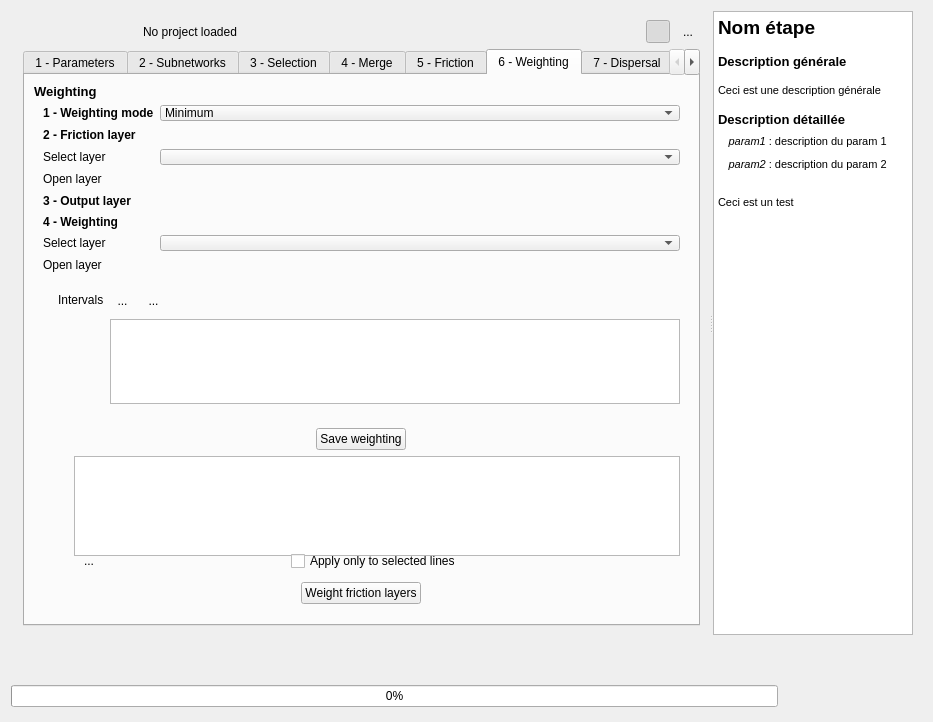
This is BioDispersal_dialog_base.ui in MathieuChailloux/BioDispersal as Qt 5 draws it before an edit. The edited form follows.
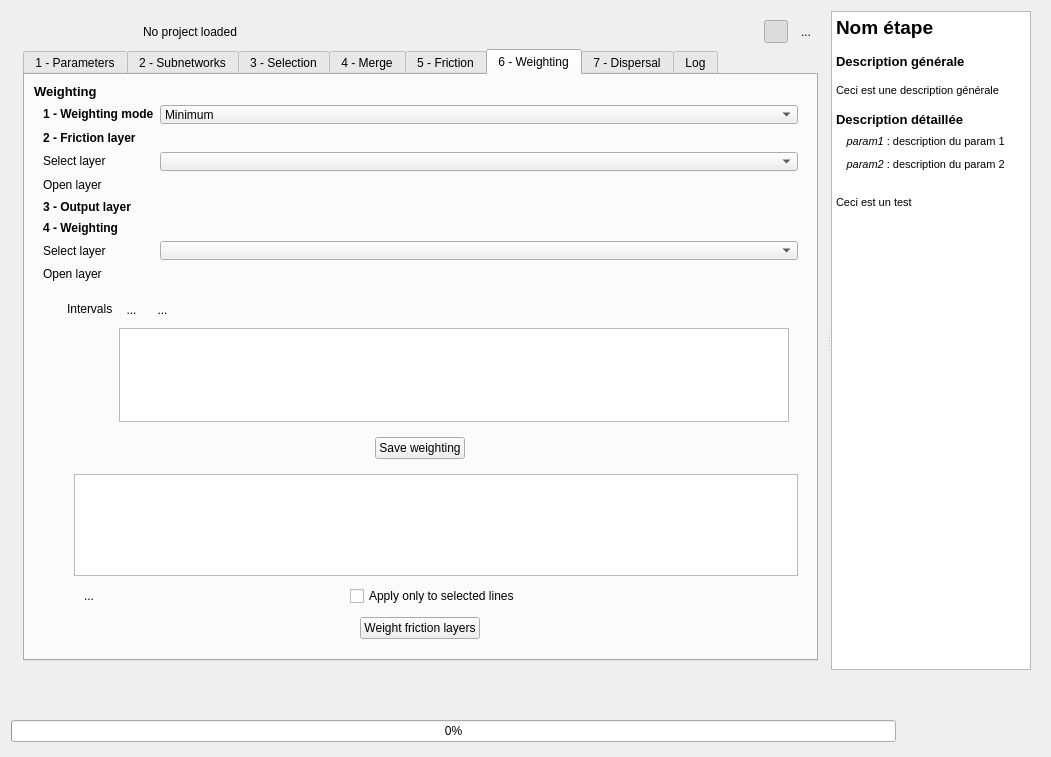
This is the edited form. The open tabs and pages were chosen to show the change. Icons and pictures are not drawn. Custom widgets are drawn as their Qt base class.

Commit message: Fixing issue #20 with weighting button

Diff of the .ui file:
```diff
--- a/BioDispersal_dialog_base.ui
+++ b/BioDispersal_dialog_base.ui
@@ -6,8 +6,8 @@
    <rect>
     <x>0</x>
     <y>0</y>
-    <width>933</width>
-    <height>722</height>
+    <width>1051</width>
+    <height>757</height>
    </rect>
   </property>
   <property name="sizePolicy">
@@ -76,8 +76,8 @@
            <rect>
             <x>0</x>
             <y>0</y>
-            <width>699</width>
-            <height>628</height>
+            <width>809</width>
+            <height>656</height>
            </rect>
           </property>
           <property name="sizePolicy">
@@ -253,7 +253,7 @@
              <property name="minimumSize">
               <size>
                <width>658</width>
-               <height>565</height>
+               <height>600</height>
               </size>
              </property>
              <property name="maximumSize">
@@ -2790,6 +2790,12 @@
                   </property>
                   <item>
                    <widget class="QFrame" name="frame_22">
+                    <property name="minimumSize">
+                     <size>
+                      <width>0</width>
+                      <height>177</height>
+                     </size>
+                    </property>
                     <property name="frameShape">
                      <enum>QFrame::NoFrame</enum>
                     </property>
@@ -3048,7 +3054,7 @@
                     <property name="minimumSize">
                      <size>
                       <width>0</width>
-                      <height>100</height>
+                      <height>85</height>
                      </size>
                     </property>
                     <property name="currentIndex">
@@ -3058,6 +3064,12 @@
                      <layout class="QGridLayout" name="gridLayout_20">
                       <item row="0" column="0">
                        <widget class="QFrame" name="pondIvalFrame">
+                        <property name="minimumSize">
+                         <size>
+                          <width>0</width>
+                          <height>85</height>
+                         </size>
+                        </property>
                         <property name="frameShape">
                          <enum>QFrame::NoFrame</enum>
                         </property>
@@ -3065,15 +3077,9 @@
                          <enum>QFrame::Raised</enum>
                         </property>
                         <layout class="QGridLayout" name="gridLayout_19">
-                         <property name="leftMargin">
-                          <number>0</number>
-                         </property>
                          <property name="topMargin">
                           <number>0</number>
                          </property>
-                         <property name="rightMargin">
-                          <number>0</number>
-                         </property>
                          <property name="bottomMargin">
                           <number>0</number>
                          </property>
@@ -3312,21 +3318,6 @@
                    </widget>
                   </item>
                   <item>
-                   <widget class="QFrame" name="frame_17">
-                    <property name="minimumSize">
-                     <size>
-                      <width>0</width>
-                      <height>185</height>
-                     </size>
-                    </property>
-                    <property name="frameShape">
-                     <enum>QFrame::NoFrame</enum>
-                    </property>
-                    <property name="frameShadow">
-                     <enum>QFrame::Raised</enum>
-                    </property>
-                    <layout class="QGridLayout" name="gridLayout_14">
-                     <item row="0" column="0" colspan="2">
                       <widget class="QFrame" name="frame_32">
                        <property name="frameShape">
                         <enum>QFrame::NoFrame</enum>
@@ -3370,6 +3361,21 @@
                        </layout>
                       </widget>
                      </item>
+                  <item>
+                   <widget class="QFrame" name="frame_17">
+                    <property name="minimumSize">
+                     <size>
+                      <width>0</width>
+                      <height>185</height>
+                     </size>
+                    </property>
+                    <property name="frameShape">
+                     <enum>QFrame::NoFrame</enum>
+                    </property>
+                    <property name="frameShadow">
+                     <enum>QFrame::Raised</enum>
+                    </property>
+                    <layout class="QGridLayout" name="gridLayout_14">
                      <item row="1" column="0" rowspan="2">
                       <widget class="QFrame" name="frame_23">
                        <property name="sizePolicy">
@@ -4428,18 +4434,18 @@
           <string>&lt;!DOCTYPE HTML PUBLIC &quot;-//W3C//DTD HTML 4.0//EN&quot; &quot;http://www.w3.org/TR/REC-html40/strict.dtd&quot;&gt;
 &lt;html&gt;&lt;head&gt;&lt;meta name=&quot;qrichtext&quot; content=&quot;1&quot; /&gt;&lt;style type=&quot;text/css&quot;&gt;
 p, li { white-space: pre-wrap; }
-&lt;/style&gt;&lt;/head&gt;&lt;body style=&quot; font-family:'Ubuntu'; font-size:11pt; font-weight:400; font-style:normal;&quot;&gt;
-&lt;p style=&quot; margin-top:0px; margin-bottom:0px; margin-left:0px; margin-right:0px; -qt-block-indent:0; text-indent:0px;&quot;&gt;&lt;span style=&quot; font-family:'MS Shell Dlg 2'; font-size:14pt; font-weight:600;&quot;&gt;Nom étape&lt;/span&gt;&lt;/p&gt;
-&lt;p style=&quot;-qt-paragraph-type:empty; margin-top:0px; margin-bottom:0px; margin-left:0px; margin-right:0px; -qt-block-indent:0; text-indent:0px; font-family:'MS Shell Dlg 2'; font-size:10pt; font-weight:600;&quot;&gt;&lt;br /&gt;&lt;/p&gt;
-&lt;p style=&quot; margin-top:0px; margin-bottom:0px; margin-left:0px; margin-right:0px; -qt-block-indent:0; text-indent:0px;&quot;&gt;&lt;span style=&quot; font-family:'MS Shell Dlg 2'; font-size:10pt; font-weight:600;&quot;&gt;Description générale&lt;/span&gt;&lt;/p&gt;
-&lt;p style=&quot;-qt-paragraph-type:empty; margin-top:0px; margin-bottom:0px; margin-left:0px; margin-right:0px; -qt-block-indent:0; text-indent:0px; font-family:'MS Shell Dlg 2'; font-size:10pt; font-weight:600;&quot;&gt;&lt;br /&gt;&lt;/p&gt;
-&lt;p style=&quot; margin-top:0px; margin-bottom:0px; margin-left:0px; margin-right:0px; -qt-block-indent:0; text-indent:0px;&quot;&gt;&lt;span style=&quot; font-family:'MS Shell Dlg 2'; font-size:8pt;&quot;&gt;Ceci est une description générale&lt;/span&gt;&lt;/p&gt;
-&lt;p style=&quot;-qt-paragraph-type:empty; margin-top:0px; margin-bottom:0px; margin-left:0px; margin-right:0px; -qt-block-indent:0; text-indent:0px; font-family:'MS Shell Dlg 2'; font-size:10pt; font-weight:600;&quot;&gt;&lt;br /&gt;&lt;/p&gt;
-&lt;p style=&quot; margin-top:0px; margin-bottom:0px; margin-left:0px; margin-right:0px; -qt-block-indent:0; text-indent:0px;&quot;&gt;&lt;span style=&quot; font-family:'MS Shell Dlg 2'; font-size:10pt; font-weight:600;&quot;&gt;Description détaillée&lt;/span&gt;&lt;/p&gt;
-&lt;p style=&quot; margin-top:0px; margin-bottom:0px; margin-left:0px; margin-right:0px; -qt-block-indent:0; text-indent:0px;&quot;&gt;&lt;span style=&quot; font-family:'MS Shell Dlg 2'; font-size:14pt; font-weight:600;&quot;&gt;  &lt;/span&gt;&lt;span style=&quot; font-family:'MS Shell Dlg 2'; font-size:8pt; font-style:italic;&quot;&gt;param1&lt;/span&gt;&lt;span style=&quot; font-family:'MS Shell Dlg 2'; font-size:8pt;&quot;&gt; : description du param 1&lt;/span&gt;&lt;/p&gt;
-&lt;p style=&quot; margin-top:0px; margin-bottom:0px; margin-left:0px; margin-right:0px; -qt-block-indent:0; text-indent:0px;&quot;&gt;&lt;span style=&quot; font-family:'MS Shell Dlg 2'; font-size:14pt; font-weight:600;&quot;&gt;  &lt;/span&gt;&lt;span style=&quot; font-family:'MS Shell Dlg 2'; font-size:8pt; font-style:italic;&quot;&gt;param2&lt;/span&gt;&lt;span style=&quot; font-family:'MS Shell Dlg 2'; font-size:8pt;&quot;&gt; : description du param 2&lt;/span&gt;&lt;/p&gt;
-&lt;p style=&quot;-qt-paragraph-type:empty; margin-top:0px; margin-bottom:0px; margin-left:0px; margin-right:0px; -qt-block-indent:0; text-indent:0px; font-family:'MS Shell Dlg 2'; font-size:14pt; font-weight:600;&quot;&gt;&lt;br /&gt;&lt;/p&gt;
-&lt;p style=&quot; margin-top:0px; margin-bottom:0px; margin-left:0px; margin-right:0px; -qt-block-indent:0; text-indent:0px;&quot;&gt;&lt;span style=&quot; font-family:'MS Shell Dlg 2'; font-size:8pt;&quot;&gt;Ceci est un test&lt;/span&gt;&lt;/p&gt;&lt;/body&gt;&lt;/html&gt;</string>
+&lt;/style&gt;&lt;/head&gt;&lt;body style=&quot; font-family:'MS Shell Dlg 2'; font-size:7.8pt; font-weight:400; font-style:normal;&quot;&gt;
+&lt;p style=&quot; margin-top:0px; margin-bottom:0px; margin-left:0px; margin-right:0px; -qt-block-indent:0; text-indent:0px;&quot;&gt;&lt;span style=&quot; font-size:14pt; font-weight:600;&quot;&gt;Nom étape&lt;/span&gt;&lt;/p&gt;
+&lt;p style=&quot;-qt-paragraph-type:empty; margin-top:0px; margin-bottom:0px; margin-left:0px; margin-right:0px; -qt-block-indent:0; text-indent:0px; font-size:10pt; font-weight:600;&quot;&gt;&lt;br /&gt;&lt;/p&gt;
+&lt;p style=&quot; margin-top:0px; margin-bottom:0px; margin-left:0px; margin-right:0px; -qt-block-indent:0; text-indent:0px;&quot;&gt;&lt;span style=&quot; font-size:10pt; font-weight:600;&quot;&gt;Description générale&lt;/span&gt;&lt;/p&gt;
+&lt;p style=&quot;-qt-paragraph-type:empty; margin-top:0px; margin-bottom:0px; margin-left:0px; margin-right:0px; -qt-block-indent:0; text-indent:0px; font-size:10pt; font-weight:600;&quot;&gt;&lt;br /&gt;&lt;/p&gt;
+&lt;p style=&quot; margin-top:0px; margin-bottom:0px; margin-left:0px; margin-right:0px; -qt-block-indent:0; text-indent:0px;&quot;&gt;&lt;span style=&quot; font-size:8pt;&quot;&gt;Ceci est une description générale&lt;/span&gt;&lt;/p&gt;
+&lt;p style=&quot;-qt-paragraph-type:empty; margin-top:0px; margin-bottom:0px; margin-left:0px; margin-right:0px; -qt-block-indent:0; text-indent:0px; font-size:10pt; font-weight:600;&quot;&gt;&lt;br /&gt;&lt;/p&gt;
+&lt;p style=&quot; margin-top:0px; margin-bottom:0px; margin-left:0px; margin-right:0px; -qt-block-indent:0; text-indent:0px;&quot;&gt;&lt;span style=&quot; font-size:10pt; font-weight:600;&quot;&gt;Description détaillée&lt;/span&gt;&lt;/p&gt;
+&lt;p style=&quot; margin-top:0px; margin-bottom:0px; margin-left:0px; margin-right:0px; -qt-block-indent:0; text-indent:0px;&quot;&gt;&lt;span style=&quot; font-size:14pt; font-weight:600;&quot;&gt;  &lt;/span&gt;&lt;span style=&quot; font-size:8pt; font-style:italic;&quot;&gt;param1&lt;/span&gt;&lt;span style=&quot; font-size:8pt;&quot;&gt; : description du param 1&lt;/span&gt;&lt;/p&gt;
+&lt;p style=&quot; margin-top:0px; margin-bottom:0px; margin-left:0px; margin-right:0px; -qt-block-indent:0; text-indent:0px;&quot;&gt;&lt;span style=&quot; font-size:14pt; font-weight:600;&quot;&gt;  &lt;/span&gt;&lt;span style=&quot; font-size:8pt; font-style:italic;&quot;&gt;param2&lt;/span&gt;&lt;span style=&quot; font-size:8pt;&quot;&gt; : description du param 2&lt;/span&gt;&lt;/p&gt;
+&lt;p style=&quot;-qt-paragraph-type:empty; margin-top:0px; margin-bottom:0px; margin-left:0px; margin-right:0px; -qt-block-indent:0; text-indent:0px; font-size:14pt; font-weight:600;&quot;&gt;&lt;br /&gt;&lt;/p&gt;
+&lt;p style=&quot; margin-top:0px; margin-bottom:0px; margin-left:0px; margin-right:0px; -qt-block-indent:0; text-indent:0px;&quot;&gt;&lt;span style=&quot; font-size:8pt;&quot;&gt;Ceci est un test&lt;/span&gt;&lt;/p&gt;&lt;/body&gt;&lt;/html&gt;</string>
          </property>
          <property name="openLinks">
           <bool>false</bool>
```
Left out of the diff: 76 changed lines with no effect on the pictures. Lines whose indentation alone changed are shown as unchanged. The commit also changes 1 other file.
